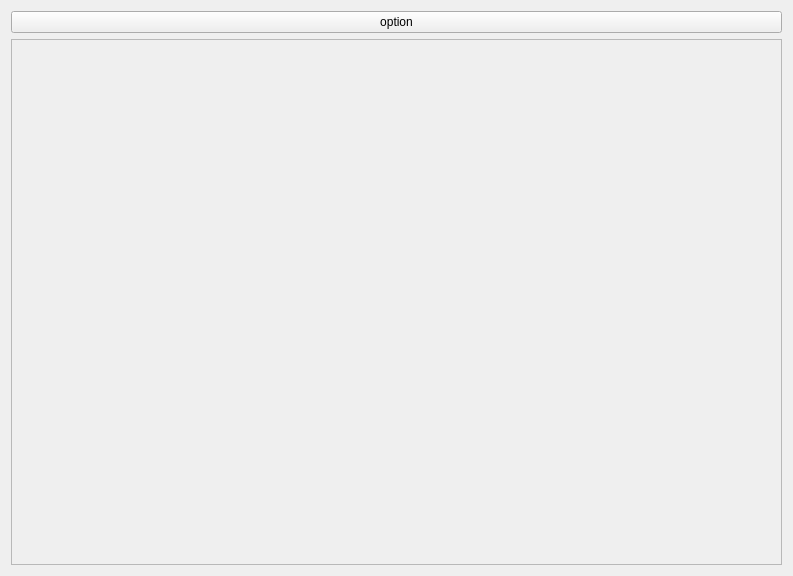
First picture: the form in widget.ui, repository YacineSammoud/Smart_Beauty_Center_2A25, before the edit.
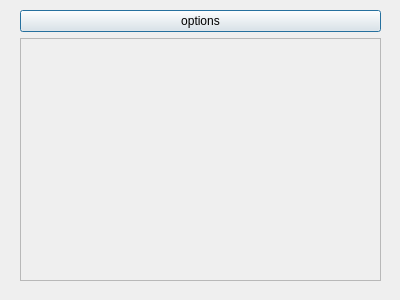
Second picture: the form after the edit.

```diff
--- a/widget.ui
+++ b/widget.ui
@@ -1,23 +1,32 @@
 <?xml version="1.0" encoding="UTF-8"?>
 <ui version="4.0">
  <class>Widget</class>
- <widget class="QWidget" name="Widget">
+ <widget class="QDialog" name="Widget">
   <property name="geometry">
    <rect>
     <x>0</x>
     <y>0</y>
-    <width>793</width>
-    <height>576</height>
+    <width>400</width>
+    <height>300</height>
    </rect>
   </property>
   <property name="windowTitle">
-   <string>Widget</string>
+   <string>Dialog</string>
+  </property>
+  <widget class="QWidget" name="layoutWidget">
+   <property name="geometry">
+    <rect>
+     <x>20</x>
+     <y>10</y>
+     <width>361</width>
+     <height>271</height>
+    </rect>
   </property>
   <layout class="QVBoxLayout" name="verticalLayout">
    <item>
     <widget class="QPushButton" name="option_pushButton">
      <property name="text">
-      <string>option</string>
+       <string>options</string>
      </property>
     </widget>
    </item>
@@ -31,14 +40,15 @@
        <rect>
         <x>0</x>
         <y>0</y>
-        <width>773</width>
-        <height>522</height>
+         <width>357</width>
+         <height>238</height>
        </rect>
       </property>
      </widget>
     </widget>
    </item>
   </layout>
+  </widget>
  </widget>
  <resources/>
  <connections/>
```
Lines whose indentation alone changed are shown as unchanged.
